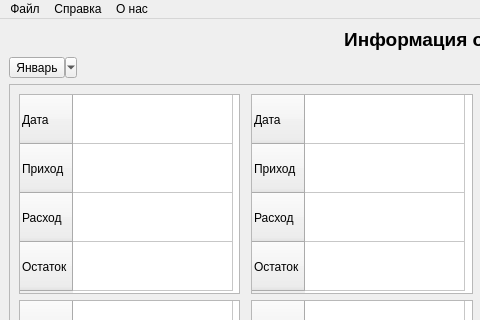
This is MainWindow.ui in VladimirOstr/FinancialAccounting as Qt 5 draws it before an edit; both pictures show x 0 to 480 and y 0 to 320 of the 1203 by 642 pixel window. The edited form follows.
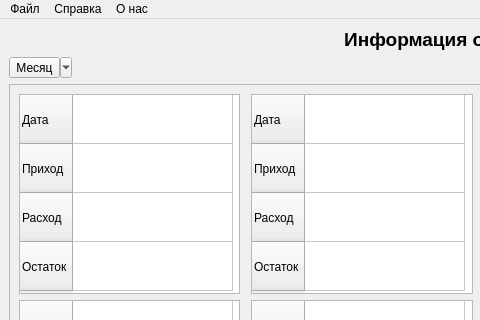
This is the edited form.

Commit message: корректирую вывод данных на форму

Diff of the .ui file:
```diff
--- a/MainWindow.ui
+++ b/MainWindow.ui
@@ -40,7 +40,7 @@
     <item>
      <widget class="QToolButton" name="toolButton">
       <property name="text">
-       <string>Январь</string>
+       <string>Месяц</string>
       </property>
       <property name="checkable">
        <bool>false</bool>
```
The commit also changes 2 other files.
